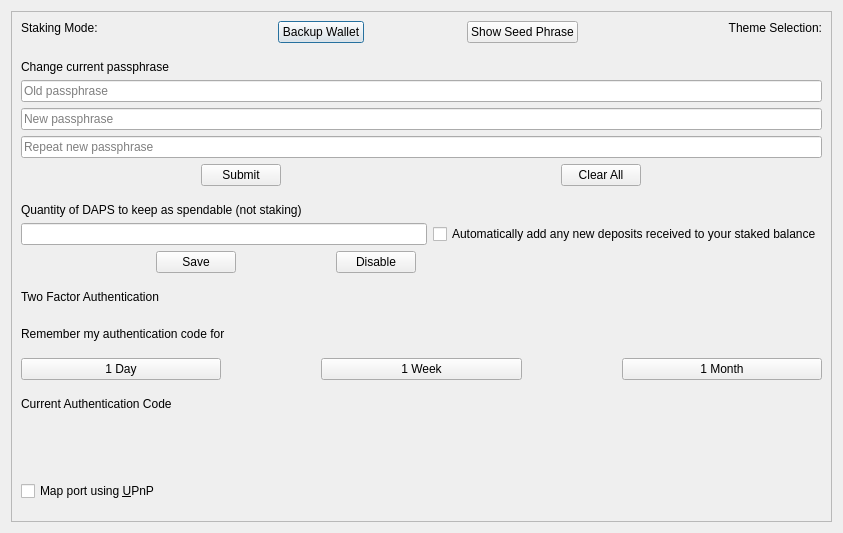
Old version of the form src/qt/forms/optionspage.ui in the repository DAPSCoin/Multisig.
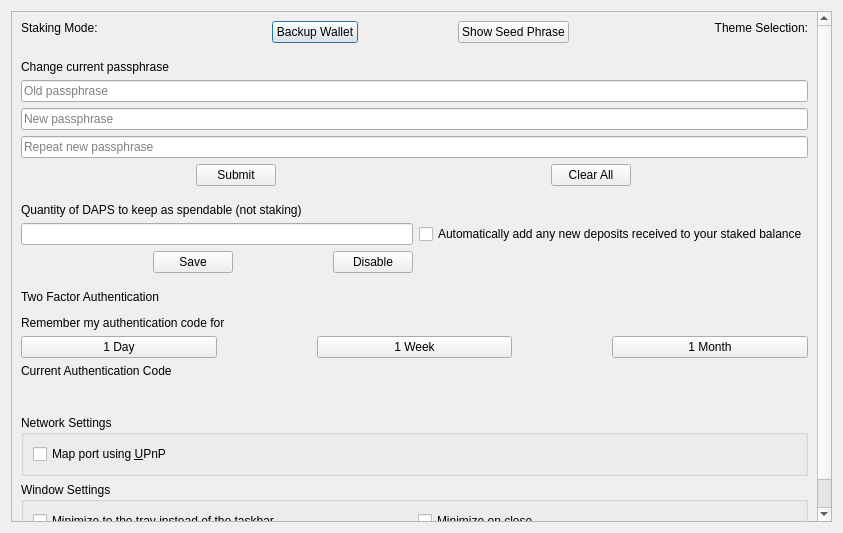
New version of the form. Custom widgets are drawn as their Qt base class.

Commit message: Add minimizeToTray / minimizeOnClose on Settings screen

Diff of the .ui file:
```diff
--- a/src/qt/forms/optionspage.ui
+++ b/src/qt/forms/optionspage.ui
@@ -32,9 +32,9 @@
       <property name="geometry">
        <rect>
         <x>0</x>
-        <y>0</y>
-        <width>823</width>
-        <height>513</height>
+        <y>-22</y>
+        <width>806</width>
+        <height>535</height>
        </rect>
       </property>
       <layout class="QVBoxLayout" name="verticalLayout">
@@ -628,6 +628,12 @@
         </widget>
        </item>
        <item>
+        <widget class="QGroupBox" name="groupBox_2">
+         <property name="title">
+          <string>Network Settings</string>
+         </property>
+		 <layout class="QVBoxLayout" name="verticalLayout_4">
+          <item>
         <widget class="QCheckBox" name="mapPortUpnp">
          <property name="toolTip">
           <string>Automatically open the DAPS client port on the router. This only works when your router supports UPnP and it is enabled.</string>
@@ -637,23 +643,30 @@
          </property>
         </widget>
        </item>
+         </layout>
+        </widget>
+       </item>
        <item>
-        <widget class="QLabel" name="line_5">
-         <property name="enabled">
-          <bool>true</bool>
+        <widget class="QGroupBox" name="windowSettings">
+         <property name="title">
+          <string>Window Settings</string>
          </property>
-         <property name="maximumSize">
-          <size>
-           <width>16777215</width>
-           <height>5</height>
-          </size>
-         </property>
-         <property name="frameShape">
-          <enum>QFrame::NoFrame</enum>
-         </property>
+         <layout class="QHBoxLayout" name="horizontalLayout_3">
+          <item>
+           <widget class="QCheckBox" name="minimizeToTray">
+            <property name="text">
+             <string>&amp;Minimize to the tray instead of the taskbar</string>
+            </property>
+           </widget>
+          </item>
+          <item>
+           <widget class="QCheckBox" name="minimizeOnClose">
          <property name="text">
-          <string/>
-         </property>
+             <string>M&amp;inimize on close</string>
+            </property>
+           </widget>
+          </item>
+         </layout>		 
         </widget>
        </item>	   
       </layout>
```
Lines whose indentation alone changed are shown as unchanged. The commit also changes 3 other files.
